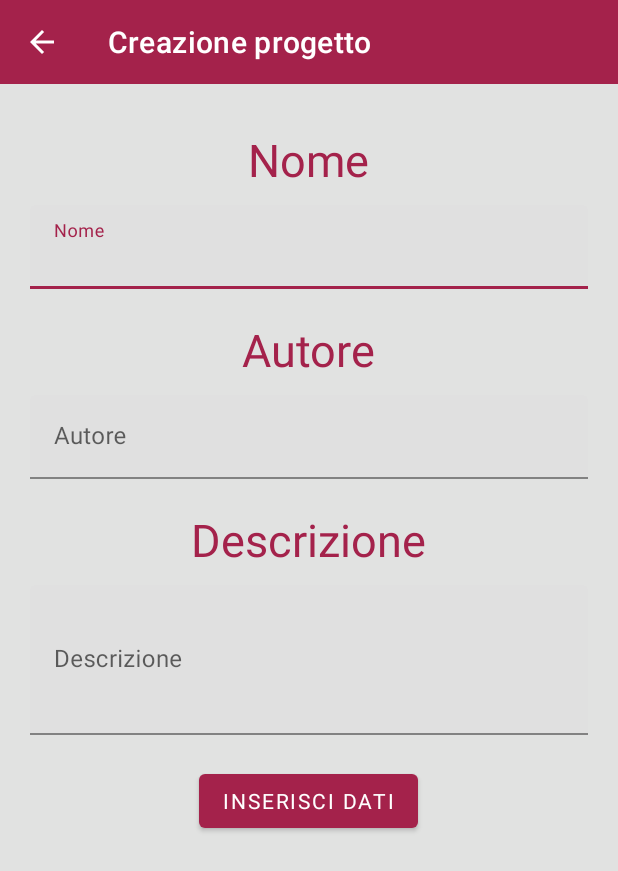
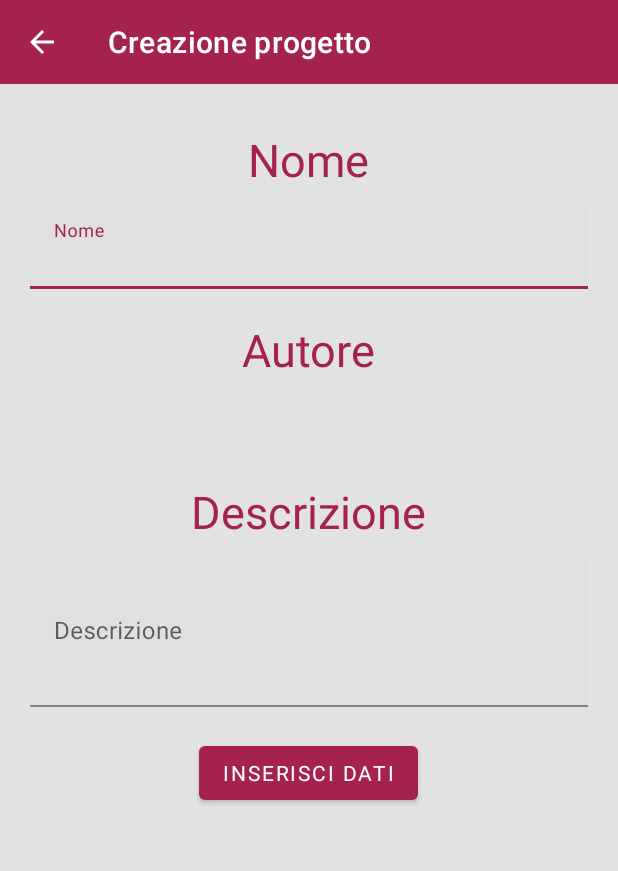
Before and after one commit to Zetlark28/BICAP-Project, an Android app: the CreazioneProgetto screen opened directly, with no data from a screen before it, on a phone screen of 412 x 824 dp. Shown: the top 871 px of the screen. Run offline under Robolectric (Android 15) with nearby library versions, the phone set to English and light mode, and no system bars; Roboto replaces fonts that are not available here.

Commit message:
Fix Nome Autore

```diff
--- a/app/build.gradle
+++ b/app/build.gradle
@@ -42,6 +42,7 @@ dependencies {
     implementation 'androidx.cardview:cardview:1.0.0'
     implementation 'com.google.android.material:material:1.2.0-alpha06'
     implementation 'com.google.firebase:firebase-auth:19.3.0'
+    implementation 'com.google.firebase:firebase-database:19.3.0'
     testImplementation 'junit:junit:4.13'
     testImplementation 'org.robolectric:robolectric:4.2.1'
     androidTestImplementation 'androidx.test.ext:junit:1.1.1'
--- a/app/src/main/java/it/unimib/bicap/CreazioneProgetto.java
+++ b/app/src/main/java/it/unimib/bicap/CreazioneProgetto.java
@@ -1,6 +1,7 @@
 package it.unimib.bicap;
 
 import android.annotation.SuppressLint;
+import android.content.Context;
 import android.content.Intent;
 import android.content.pm.ActivityInfo;
 import android.os.Build;
@@ -44,6 +45,12 @@ public class CreazioneProgetto extends AppCompatActivity {
         //TODO: inserire titolo questionario tramite metodo get
         setSupportActionBar(toolbar);
 
+        final String autore = getSharedPreferences("author", Context.MODE_PRIVATE).getString("autore", null);
+
+        Log.d(TAG, "autore: " + autore);
+
+        binding.tvAutoreFinale.setText(autore);
+
         //aggiunto metodo navigazione toolbar - elena
         toolbar.setNavigationOnClickListener(new View.OnClickListener() {
             @Override
@@ -77,24 +84,25 @@ public class CreazioneProgetto extends AppCompatActivity {
             public void onClick(View v) {
 
                 String nomeProgetto = binding.etNomeProgetto.getText().toString();
-                String autoreProgetto = binding.etAutore.getText().toString();
+                //String autoreProgetto = binding.etAutore.getText().toString();
                 String descrizioneProgetto = binding.etDescrizione.getText().toString();
 
                 if (nomeProgetto.equals("")){
                     Snackbar.make(v, "Attenziona, manca il nome del progetto !", Snackbar.LENGTH_SHORT).show();
                 }
-                else if (autoreProgetto.equals("")){
-                    Snackbar.make(v, "Attenzione, manca l'autore del progetto !", Snackbar.LENGTH_SHORT).show();
-                }
+                //else if (autoreProgetto.equals("")){
+                    //Snackbar.make(v, "Attenzione, manca l'autore del progetto !", Snackbar.LENGTH_SHORT).show();
+                //}
                 else if (descrizioneProgetto.equals("")){
                     Snackbar.make(v, "Attenzione, manca la descrizione del progetto !", Snackbar.LENGTH_SHORT).show();
                 }
                 else{
-                    JSONObject progetto = jsonBuilder.creaProgetto(nomeProgetto,descrizioneProgetto,autoreProgetto);
+                    JSONObject progetto = jsonBuilder.creaProgetto(nomeProgetto,descrizioneProgetto,autore);
                     Intent intentDettaglioProgetto = new Intent(getApplicationContext(), DettaglioQuestionario.class);
                     Log.d(TAG, progetto.toString());
                     intentDettaglioProgetto.putExtra("progetto", progetto.toString());
                     intentDettaglioProgetto.putExtra("progetti", progettiJSON);
+                    intentDettaglioProgetto.putExtra("nomeProgetto", nomeProgetto);
                     startActivity(intentDettaglioProgetto);
                 }
             }
--- a/app/src/main/java/it/unimib/bicap/DettaglioQuestionario.java
+++ b/app/src/main/java/it/unimib/bicap/DettaglioQuestionario.java
@@ -79,6 +79,8 @@ public class DettaglioQuestionario extends AppCompatActivity {
                 finish();
             }
         });
+
+        toolbar.setTitle(getIntent().getStringExtra("nomeProgetto"));
 
         final String progettoString = getIntent().getStringExtra("progetto");
         try {
--- a/app/src/main/res/layout/activity_creazione_progetto.xml
+++ b/app/src/main/res/layout/activity_creazione_progetto.xml
@@ -55,22 +55,15 @@
                 android:textColor="@color/colorPrimary"
                 android:textSize="30sp" />
 
-            <com.google.android.material.textfield.TextInputLayout
-                android:id="@+id/tfAutoreProgetto"
-                android:layout_width="match_parent"
+            <TextView
+                android:id="@+id/tvAutoreFinale"
+                android:layout_width="wrap_content"
                 android:layout_height="wrap_content"
-                android:layout_marginStart="20dp"
-                android:layout_marginTop="10dp"
-                android:layout_marginEnd="20dp"
-                android:hint="@string/autore">
-
-                <com.google.android.material.textfield.TextInputEditText
-                    android:id="@+id/etAutore"
-                    android:layout_width="match_parent"
-                    android:layout_height="wrap_content"
-                    android:inputType="textEmailAddress" />
-
-            </com.google.android.material.textfield.TextInputLayout>
+                android:layout_gravity="center_horizontal"
+                android:layout_marginTop="20dp"
+                android:text="@string/autore"
+                android:textColor="@color/scritta"
+                android:textSize="20sp" />
 
             <TextView
                 android:id="@+id/tvDescrizione"
```
Also changed, not shown: app/src/main/java/it/unimib/bicap/LoginProfessore.java (+42 -1 lines).
